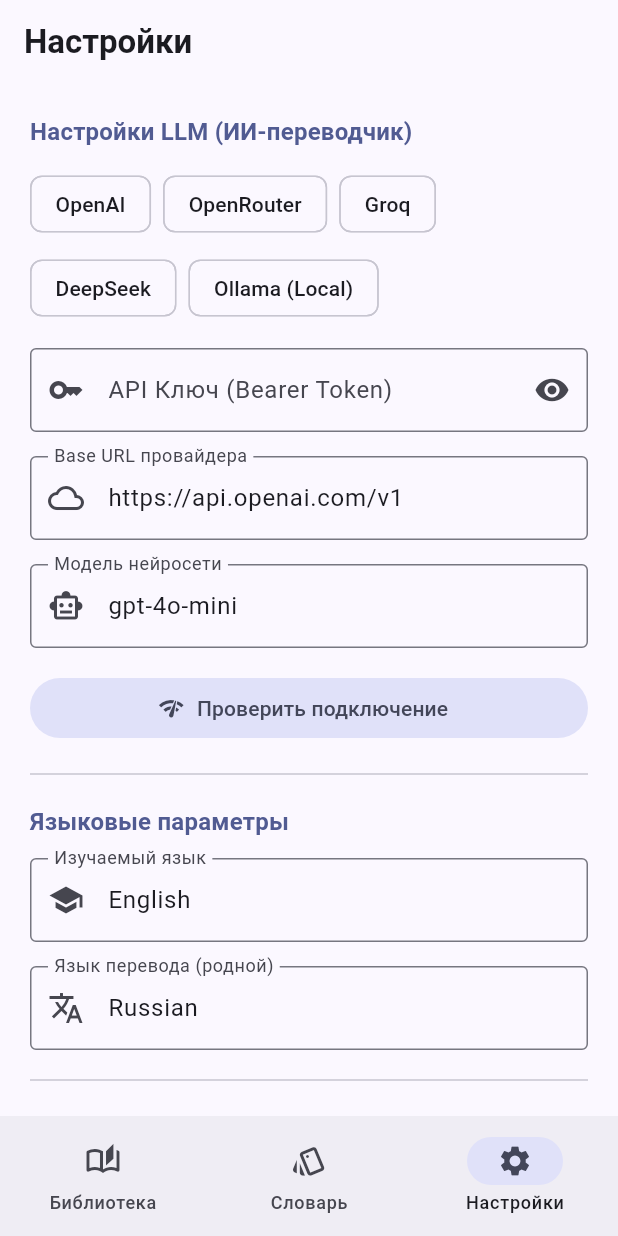
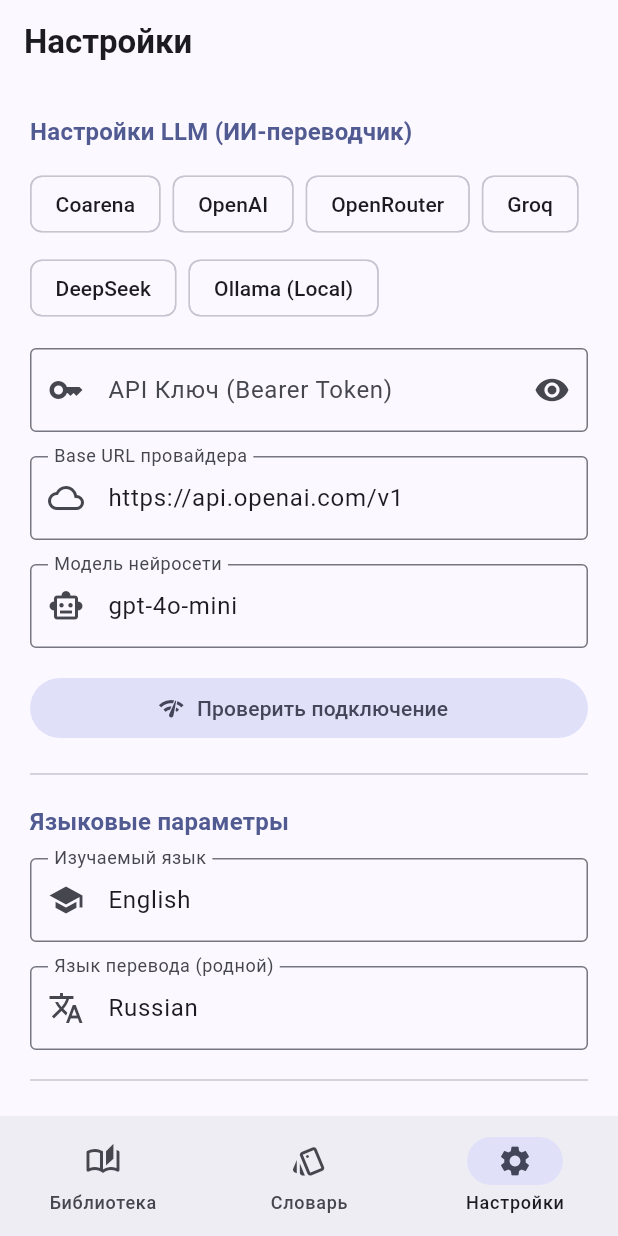
Before and after one commit to angry321/lingualeap, a Flutter app: the screen it shows after launch, item 3 of the bottom bar chosen, on a phone screen of 412 x 824 dp. Run offline on Flutter 3.47's test engine with Material 3 defaults, Android fonts, the phone set to English and light mode, and no system bars; our stand-ins replace dio, shared_preferences, sqflite, sqflite_common_ffi, youtube_player_iframe; missing offline and left inert: youtube_explode_dart; accounts and stored records are empty.

Commit message:
Fix YouTube import and add Coarena provider

```diff
--- a/lib/screens/settings_screen.dart
+++ b/lib/screens/settings_screen.dart
@@ -22,6 +22,11 @@ class _SettingsScreenState extends State<SettingsScreen> {
   bool _testSuccess = false;
 
   final List<Map<String, String>> _presets = [
+    {
+      'name': 'Coarena',
+      'url': 'https://coarena.ai/api/v1',
+      'model': 'gpt-6-luna',
+    },
     {
       'name': 'OpenAI',
       'url': 'https://api.openai.com/v1',
@@ -156,7 +161,7 @@ class _SettingsScreenState extends State<SettingsScreen> {
             onChanged: (val) => settings.updateApiKey(val),
             decoration: InputDecoration(
               labelText: 'API Ключ (Bearer Token)',
-              hintText: 'sk-...',
+              hintText: 'API key провайдера (например, coa-...)',
               prefixIcon: const Icon(Icons.key),
               suffixIcon: IconButton(
                 icon: Icon(_obscureApiKey ? Icons.visibility : Icons.visibility_off),
@@ -173,7 +178,7 @@ class _SettingsScreenState extends State<SettingsScreen> {
             onChanged: (val) => settings.updateBaseUrl(val),
             decoration: const InputDecoration(
               labelText: 'Base URL провайдера',
-              hintText: 'https://api.openai.com/v1',
+              hintText: 'https://coarena.ai/api/v1',
               prefixIcon: const Icon(Icons.cloud_outlined),
               border: const OutlineInputBorder(),
             ),
@@ -186,7 +191,7 @@ class _SettingsScreenState extends State<SettingsScreen> {
             onChanged: (val) => settings.updateModel(val),
             decoration: const InputDecoration(
               labelText: 'Модель нейросети',
-              hintText: 'gpt-4o-mini, deepseek-chat, llama-3.1-8b-instant...',
+              hintText: 'gpt-6-luna или ID с coarena.ai/api/v1/models',
               prefixIcon: const Icon(Icons.smart_toy_outlined),
               border: const OutlineInputBorder(),
             ),
--- a/pubspec.yaml
+++ b/pubspec.yaml
@@ -15,7 +15,7 @@ dependencies:
   path_provider: ^2.1.3
   path: ^1.9.0
   shared_preferences: ^2.2.3
-  youtube_explode_dart: ^2.2.2
+  youtube_explode_dart: ^3.1.0
   youtube_player_iframe: ^5.1.2
   dio: ^5.4.3+1
   intl: ^0.19.0
```
Also changed, not shown: lib/services/youtube_service.dart (+33 -6 lines), pubspec.lock, 1 other file.
